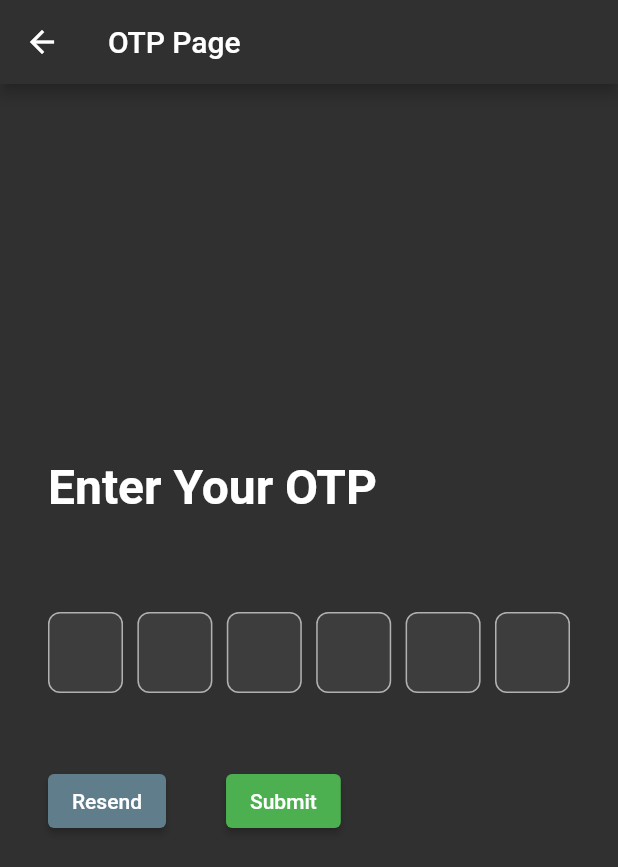
After one commit to Darshil-P/good-game, a Flutter app: the VerifyOTPPage screen opened by its route, on a phone screen of 412 x 824 dp. The commit adds this screen. Shown: the top 867 px of the screen. Run offline on Flutter 3.47's test engine with Material 2 defaults, Android fonts, the phone set to English and light mode, and no system bars; drawn by our look-alikes of otp_text_field; our stand-ins replace firebase_auth, firebase_core; accounts and stored records are empty; generated files the repository leaves out were written again.

Commit message:
Add OTP Verification Page

```diff
--- a/lib/router.dart
+++ b/lib/router.dart
@@ -1,8 +1,9 @@
 import 'package:flutter/material.dart';
 import 'package:goodgame/views/home_page.dart';
-import 'package:goodgame/views/test_page.dart';
 import 'package:goodgame/views/signin_page.dart';
 import 'package:goodgame/views/signup_page.dart';
+import 'package:goodgame/views/test_page.dart';
+import 'package:goodgame/views/verifyotp_page.dart';
 
 class RouteGenerator {
   static Route<dynamic> generateRoute(RouteSettings settings) {
@@ -17,6 +18,8 @@ class RouteGenerator {
         return MaterialPageRoute(builder: (_) => const SignInPage());
       case '/signUp':
         return MaterialPageRoute(builder: (_) => const SignUpPage());
+      case '/verifyOTP':
+        return MaterialPageRoute(builder: (_) => const VerifyOTPPage());
       default:
         return _errorRoute(settings.name);
     }
--- /dev/null
+++ b/lib/views/verifyotp_page.dart
@@ -0,0 +1,87 @@
+import 'package:flutter/material.dart';
+import 'package:flutter/services.dart';
+import 'package:otp_text_field/otp_text_field.dart';
+import 'package:otp_text_field/style.dart';
+
+OtpFieldController _otpController = OtpFieldController();
+
+class VerifyOTPPage extends StatelessWidget {
+  const VerifyOTPPage({super.key});
+
+  @override
+  Widget build(BuildContext context) {
+    return Scaffold(
+      appBar: AppBar(
+        title: const Text("OTP Page"),
+        backgroundColor: const Color(0xff303030),
+      ),
+      body: Center(
+        child: Container(
+          margin: const EdgeInsets.symmetric(horizontal: 32),
+          child: Column(
+            mainAxisAlignment: MainAxisAlignment.center,
+            crossAxisAlignment: CrossAxisAlignment.start,
+            children: <Widget>[
+              Container(
+                margin: const EdgeInsets.only(bottom: 32),
+                child: const Text(
+                  "Enter Your OTP",
+                  style: TextStyle(
+                    fontSize: 32,
+                    fontWeight: FontWeight.bold,
+                  ),
+                ),
+              ),
+              Container(
+                width: 400,
+                margin: const EdgeInsets.symmetric(vertical: 32),
+                child: OTPTextField(
+                  controller: _otpController,
+                  length: 6,
+                  textFieldAlignment: MainAxisAlignment.spaceBetween,
+                  fieldWidth: 50,
+                  fieldStyle: FieldStyle.box,
+                  outlineBorderRadius: 8,
+                  style: const TextStyle(fontSize: 32),
+                  otpFieldStyle: OtpFieldStyle(
+                    borderColor: Colors.white,
+                    enabledBorderColor: Colors.white60,
+                    backgroundColor: const Color(0xff3d3d3d),
+                  ),
+                  inputFormatter: [FilteringTextInputFormatter.digitsOnly],
+                  keyboardType: TextInputType.phone,
+                ),
+              ),
+              Container(
+                margin: const EdgeInsets.symmetric(vertical: 16),
+                child: Row(
+                  children: [
+                    ElevatedButton(
+                      style: ElevatedButton.styleFrom(
+                        foregroundColor: Colors.white,
+                        backgroundColor: Colors.blueGrey,
+                      ),
+                      onPressed: () {},
+                      child: const Text("Resend"),
+                    ),
+                    Container(
+                      margin: const EdgeInsets.symmetric(horizontal: 40),
+                      child: ElevatedButton(
+                        style: ElevatedButton.styleFrom(
+                          foregroundColor: Colors.white,
+                          backgroundColor: Colors.green,
+                        ),
+                        onPressed: () {},
+                        child: const Text("Submit"),
+                      ),
+                    ),
+                  ],
+                ),
+              ),
+            ],
+          ),
+        ),
+      ),
+    );
+  }
+}
--- a/pubspec.yaml
+++ b/pubspec.yaml
@@ -37,6 +37,7 @@ dependencies:
   cupertino_icons: ^1.0.2
   firebase_core: ^2.4.1
   firebase_auth: ^4.2.5
+  otp_text_field: ^1.1.3
 
 dev_dependencies:
   flutter_test:
```
Also changed, not shown: pubspec.lock.
